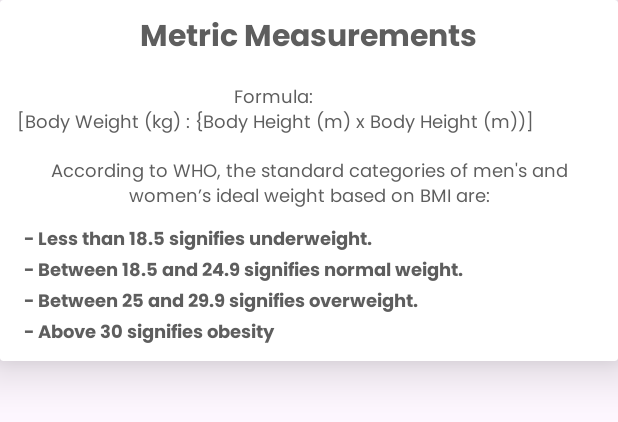
After one commit to Nutriant/nutriant-app, an Android app: the layout custom_popup_bmiterms.xml on its own in the app's theme, with its tools: preview values and no code run, on a phone screen of 412 x 824 dp. The commit adds this screen. Shown: the top 422 px of the screen. Run offline under Robolectric (Android 15) with nearby library versions, the phone set to English and light mode, and no system bars.

Commit message:
Update BMI Information

```diff
--- a/app/src/main/java/com/dicoding/nutrient/ui/fragments/dashboard/HomeFragment.kt
+++ b/app/src/main/java/com/dicoding/nutrient/ui/fragments/dashboard/HomeFragment.kt
@@ -3,6 +3,7 @@ package com.dicoding.nutrient.ui.fragments.dashboard
 import android.animation.ObjectAnimator
 import com.dicoding.nutrient.ui.animation.DepthPageTransformer
 import android.app.Activity
+import android.app.Dialog
 import android.content.Intent
 import android.os.Bundle
 import android.os.Handler
@@ -152,6 +153,13 @@ class HomeFragment : Fragment() {
             // Start activity with the transition
             startActivity(intent, optionsCompat.toBundle())
         }
+
+        binding.tvStudyBmi.setOnClickListener {
+            val dialog = Dialog(requireContext())
+            dialog.setContentView(R.layout.custom_popup_bmiterms)
+            dialog.setCancelable(true)
+            dialog.show()
+        }
     }
 
     private fun setupComponent() {
--- a/app/src/main/res/layout/activity_home_fragment.xml
+++ b/app/src/main/res/layout/activity_home_fragment.xml
@@ -344,10 +344,10 @@
                 android:layout_width="60dp"
                 android:layout_height="60dp"
                 android:progressTint="@color/greenApps"
+                app:layout_constraintBottom_toBottomOf="parent"
                 app:layout_constraintEnd_toEndOf="parent"
                 app:layout_constraintStart_toStartOf="parent"
-                app:layout_constraintTop_toTopOf="parent"
-                app:layout_constraintBottom_toBottomOf="parent"/>
+                app:layout_constraintTop_toTopOf="parent" />
         </androidx.constraintlayout.widget.ConstraintLayout>
 
         <EditText
@@ -415,30 +415,51 @@
             android:layout_marginTop="15dp"
             android:orientation="vertical">
 
+            <LinearLayout
+                android:layout_width="match_parent"
+                android:layout_height="wrap_content"
+                android:orientation="horizontal">
+
                 <TextView
                     android:id="@+id/tv_subtitle2"
                     android:layout_width="wrap_content"
                     android:layout_height="wrap_content"
+                    android:layout_weight="1"
                     android:fontFamily="@font/poppinsbold"
                     android:text="@string/bmi_information"
                     android:textSize="20sp" />
 
+                <TextView
+                    android:id="@+id/tv_study_bmi"
+                    android:layout_width="wrap_content"
+                    android:layout_height="wrap_content"
+                    android:layout_weight="1"
+                    android:fontFamily="@font/poppinsbold"
+                    android:gravity="end"
+                    android:text="@string/bmiTerms"
+                    android:textColor="@color/greenDark"
+                    android:textSize="14sp" />
+            </LinearLayout>
+
+
             <FrameLayout
                 android:layout_width="match_parent"
                 android:layout_height="wrap_content">
+
                 <androidx.recyclerview.widget.RecyclerView
                     android:id="@+id/rv_history_bmi"
-                    android:layout_marginTop="19dp"
                     android:layout_width="match_parent"
                     android:layout_height="400dp"
-                    android:layout_marginBottom="40dp"/>
+                    android:layout_marginTop="19dp"
+                    android:layout_marginBottom="40dp" />
+
                 <ProgressBar
                     android:id="@+id/loading_history_bmi"
                     style="?android:attr/progressBarStyle"
                     android:layout_width="60dp"
                     android:layout_height="60dp"
-                    android:progressTint="@color/greenApps"
-                    android:layout_gravity="center"/>
+                    android:layout_gravity="center"
+                    android:progressTint="@color/greenApps" />
             </FrameLayout>
         </LinearLayout>
     </LinearLayout>
--- /dev/null
+++ b/app/src/main/res/layout/custom_popup_bmiterms.xml
@@ -0,0 +1,82 @@
+<?xml version="1.0" encoding="utf-8"?>
+<androidx.cardview.widget.CardView xmlns:android="http://schemas.android.com/apk/res/android"
+    xmlns:app="http://schemas.android.com/apk/res-auto"
+    android:layout_width="match_parent"
+    android:layout_height="wrap_content"
+    app:cardElevation="20dp">
+
+    <LinearLayout
+        android:layout_width="match_parent"
+        android:layout_height="match_parent"
+        android:padding="8dp"
+        android:orientation="vertical">
+
+        <TextView
+            android:id="@+id/titlePopUp"
+            android:layout_width="wrap_content"
+            android:layout_height="wrap_content"
+            android:fontFamily="@font/poppinsbold"
+            android:text="@string/metric_measurements"
+            android:textSize="20sp"
+            android:layout_gravity="center"/>
+
+        <TextView
+            android:layout_marginTop="12dp"
+            android:id="@+id/formulaBMI"
+            android:layout_width="wrap_content"
+            android:layout_height="wrap_content"
+            android:fontFamily="@font/poppinsregular"
+            android:gravity="center"
+            android:text="@string/formulaBMI"
+            android:textSize="12sp" />
+
+        <TextView
+            android:layout_marginTop="12dp"
+            android:id="@+id/confirmation"
+            android:layout_width="wrap_content"
+            android:layout_height="wrap_content"
+            android:fontFamily="@font/poppinsregular"
+            android:gravity="center"
+            android:text="@string/whoBMI"
+            android:textSize="12sp" />
+
+        <TextView
+            android:id="@+id/category1"
+            android:layout_width="match_parent"
+            android:layout_height="wrap_content"
+            android:fontFamily="@font/poppinsbold"
+            android:gravity="start"
+            android:text="@string/categoryBMI1"
+            android:textSize="12sp"
+            android:layout_marginStart="8dp"
+            android:layout_marginTop="8dp"/>
+
+        <TextView
+            android:id="@+id/category2"
+            android:layout_width="match_parent"
+            android:layout_height="wrap_content"
+            android:fontFamily="@font/poppinsbold"
+            android:gravity="start"
+            android:text="@string/categoryBMI2"
+            android:textSize="12sp"
+            android:layout_marginStart="8dp"/>
+        <TextView
+            android:id="@+id/category3"
+            android:layout_width="match_parent"
+            android:layout_height="wrap_content"
+            android:fontFamily="@font/poppinsbold"
+            android:gravity="start"
+            android:text="@string/categoryBMI3"
+            android:textSize="12sp"
+            android:layout_marginStart="8dp"/>
+        <TextView
+            android:id="@+id/category4"
+            android:layout_width="match_parent"
+            android:layout_height="wrap_content"
+            android:fontFamily="@font/poppinsbold"
+            android:gravity="start"
+            android:text="@string/categoryBMI4"
+            android:textSize="12sp"
+            android:layout_marginStart="8dp"/>
+    </LinearLayout>
+</androidx.cardview.widget.CardView>
--- a/app/src/main/res/values/strings.xml
+++ b/app/src/main/res/values/strings.xml
@@ -170,4 +170,12 @@
     <string name="calori_home">Calori</string>
     <string name="skipInformation"><u>Skip Information</u></string>
     <string name="cameraDesc">Make sure to point the camera correctly and center the nutrition label of the food or drink you have</string>
+    <string name="bmiTerms"><u>BMI Terms</u>></string>
+    <string name="metric_measurements">Metric Measurements</string>
+    <string name="whoBMI">According to WHO, the standard categories of men\'s and women’s ideal weight based on BMI are:</string>
+    <string name="categoryBMI1">- Less than 18.5 signifies underweight.</string>
+    <string name="categoryBMI2">- Between 18.5 and 24.9 signifies normal weight.</string>
+    <string name="categoryBMI3">- Between 25 and 29.9 signifies overweight.</string>
+    <string name="categoryBMI4">- Above 30 signifies obesity</string>
+    <string name="formulaBMI">Formula:\n [Body Weight (kg) : {Body Height (m) x Body Height (m))]</string>
 </resources>
```
Also changed, not shown: 1 other file. Lines whose indentation alone changed are shown as unchanged.
